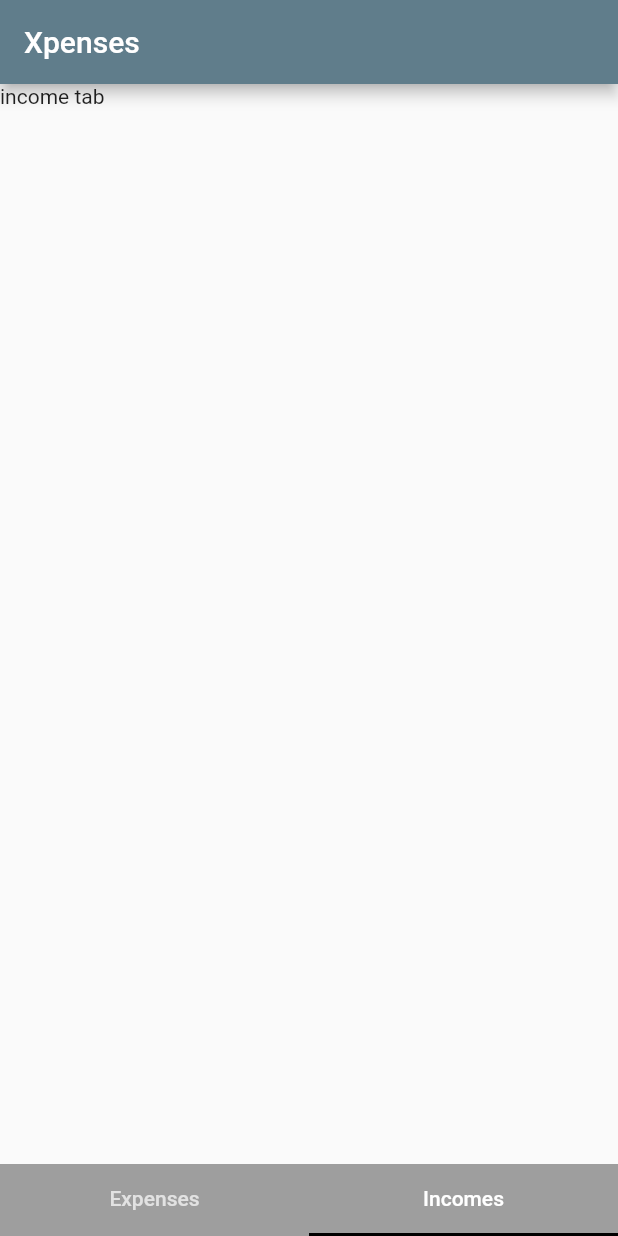
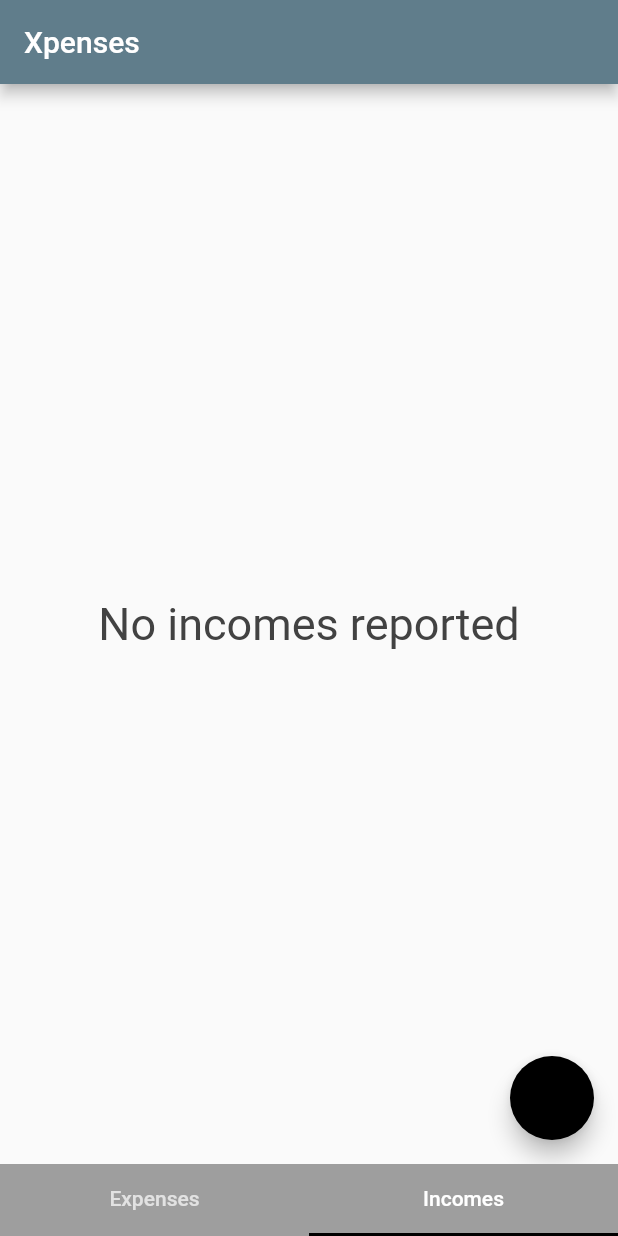
Before and after one commit to Ale6995/xpenses, a Flutter app: the screen it shows after launch, tab 2 chosen, on a phone screen of 412 x 824 dp. Run offline on Flutter 3.47's test engine with Material 2 defaults, Android fonts, the phone set to English and light mode, and no system bars; drawn by our look-alikes of auto_size_text; our stand-ins replace get.

Commit message:
incomes halfpath

```diff
--- a/xpenses_app/lib/main.dart
+++ b/xpenses_app/lib/main.dart
@@ -1,4 +1,5 @@
 import 'package:flutter/material.dart';
+import 'package:get/get.dart';
 import 'package:xpenses_app/screens/splash.dart';
 
 void main() {
@@ -9,7 +10,7 @@ class MyApp extends StatelessWidget {
   // This widget is the root of your application.
   @override
   Widget build(BuildContext context) {
-    return MaterialApp(
+    return GetMaterialApp(
       title: 'Xpenses',
       theme: ThemeData(
           brightness: Brightness.light,
--- /dev/null
+++ b/xpenses_app/lib/models/incomeModel.dart
@@ -0,0 +1,9 @@
+class IncomeModel {
+  final String description;
+  final double value;
+
+  const IncomeModel({
+    required this.description,
+    required this.value,
+  }) : super();
+}
--- /dev/null
+++ b/xpenses_app/lib/screens/incomes/incomesScreen.dart
@@ -0,0 +1,39 @@
+import 'package:auto_size_text/auto_size_text.dart';
+import 'package:flutter/material.dart';
+import 'package:get/get.dart';
+import 'package:get/get_connect/http/src/utils/utils.dart';
+import 'package:xpenses_app/screens/incomes/incomesScreenController.dart';
+import 'package:xpenses_app/widgets/IncomeCard.dart';
+
+class IncomesScreen extends StatelessWidget {
+  IncomesScreenController controller = Get.put(IncomesScreenController());
+
+  @override
+  Widget build(BuildContext context) {
+    return Scaffold(
+      body: GetBuilder<IncomesScreenController>(
+        builder: (controller) => Container(
+            child: controller.movements.length == 0
+                ? Container(
+                    alignment: Alignment.center,
+                    child: AutoSizeText(
+                      "No incomes reported",
+                      style: TextStyle(color: Colors.grey[800], fontSize: 30),
+                    ),
+                  )
+                : ListView.builder(
+                    itemCount: controller.movements.length,
+                    itemBuilder: (context, index) {
+                      return IncomeCard(
+                        income: controller.movements[index],
+                      );
+                    })),
+      ),
+      floatingActionButton: FloatingActionButton(
+        onPressed: () {
+          controller.addIncome("hola", 1000.0);
+        },
+      ),
+    );
+  }
+}
--- /dev/null
+++ b/xpenses_app/lib/screens/incomes/incomesScreenController.dart
@@ -0,0 +1,11 @@
+import 'package:get/get.dart';
+import 'package:xpenses_app/models/incomeModel.dart';
+
+class IncomesScreenController extends GetxController {
+  List<IncomeModel> movements = [];
+
+  addIncome(String description, double value) {
+    movements.add(IncomeModel(description: description, value: value));
+    update();
+  }
+}
--- a/xpenses_app/lib/screens/tapBar/tapBar.dart
+++ b/xpenses_app/lib/screens/tapBar/tapBar.dart
@@ -1,5 +1,6 @@
 import 'package:flutter/material.dart';
 import 'package:get/get.dart';
+import 'package:xpenses_app/screens/incomes/incomesScreen.dart';
 import 'package:xpenses_app/screens/tapBar/tapbarController.dart';
 
 class MyTabBar extends StatelessWidget {
@@ -27,13 +28,9 @@ class MyTabBar extends StatelessWidget {
           final String label = tab.text!.toLowerCase();
           switch (label) {
             case 'incomes':
-              return Container(
-                child: Text('income tab'),
-              );
+              return IncomesScreen();
             case 'expenses':
-              return Container(
-                child: Text("expenses tab"),
-              );
+              return Container();
             default:
               return Center(
                 child: Text(
--- a/xpenses_app/pubspec.yaml
+++ b/xpenses_app/pubspec.yaml
@@ -29,6 +29,7 @@ dependencies:
   # Use with the CupertinoIcons class for iOS style icons.
   cupertino_icons: ^1.0.2
   get: ^4.1.4
+  auto_size_text: ^3.0.0-nullsafety.0
 
 dev_dependencies:
   flutter_test:
```
Also changed, not shown: xpenses_app/lib/widgets/IncomeCard.dart (added, +26 -0 lines), xpenses_app/pubspec.lock.
